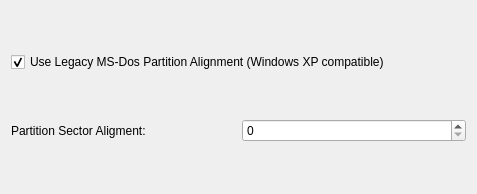
The window that src/gui/configurepageadvanced.ui (KDE/partitionmanager) describes before a commit, drawn with Qt 5.
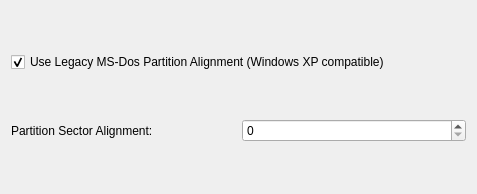
The same window after the commit.

The edit to the form file:
```diff
--- a/src/gui/configurepageadvanced.ui
+++ b/src/gui/configurepageadvanced.ui
@@ -30,7 +30,7 @@
       <bool>true</bool>
      </property>
      <property name="text">
-      <string>Partition Sector Aligment:</string>
+      <string>Partition Sector Alignment:</string>
      </property>
     </widget>
    </item>
```
